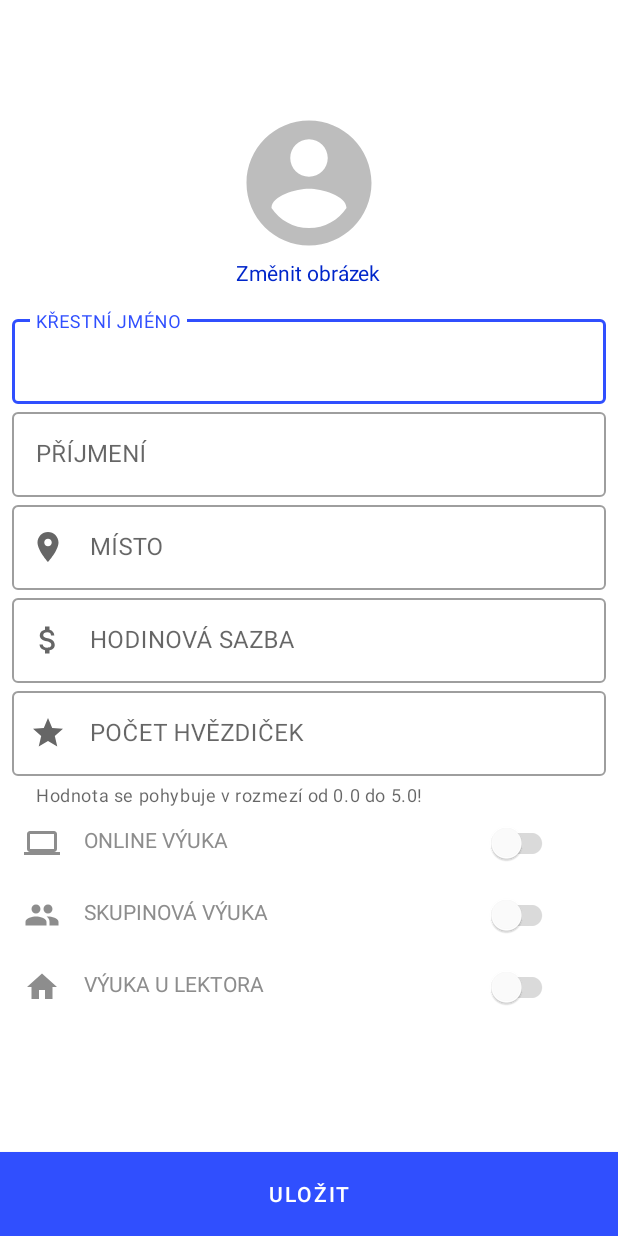
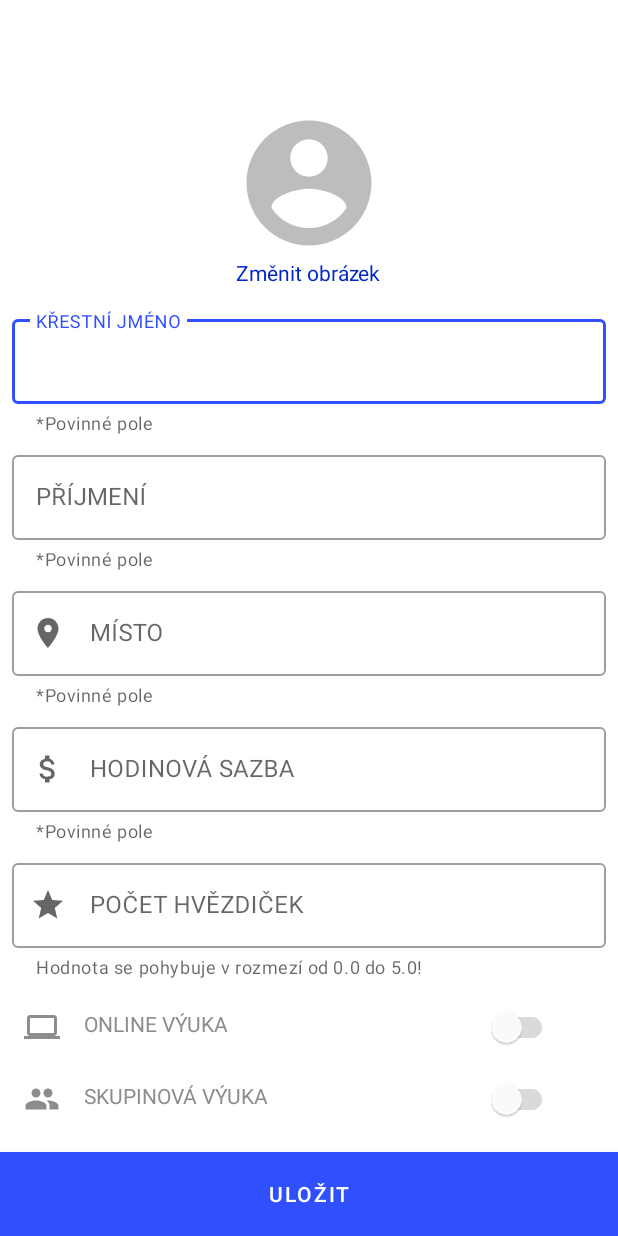
Before and after one commit to JecminekTomas/Edventure, an Android app: the layout content_add_edit_tutor.xml on its own in the app's theme, with its tools: preview values and no code run, on a phone screen of 412 x 824 dp. Run offline under Robolectric (Android 15) with nearby library versions, the phone set to English and light mode, and no system bars; plain views replace CircularImageView.

Commit message:
Fix: Some little details. Error handling good way.

```diff
--- a/App/src/main/res/layout/content_add_edit_tutor.xml
+++ b/App/src/main/res/layout/content_add_edit_tutor.xml
@@ -10,9 +10,10 @@
     <androidx.core.widget.NestedScrollView
         android:id="@+id/nestedScrollView"
         android:layout_width="match_parent"
-        android:layout_height="wrap_content"
+        android:layout_height="match_parent"
         android:paddingTop="?attr/actionBarSize"
-        app:layout_constraintTop_toTopOf="parent">
+        app:layout_constraintTop_toTopOf="parent"
+        >
 
         <LinearLayout
             android:layout_width="match_parent"
@@ -63,18 +64,23 @@
                     android:id="@+id/tutorChangePicture"
                     android:layout_width="wrap_content"
                     android:layout_height="wrap_content"
-                    android:text="@string/zmena_obrazku"
+                    android:text="@string/change_avatar"
                     android:textColor="@color/colorPrimaryDark" />
             </LinearLayout>
 
 
             <com.google.android.material.textfield.TextInputLayout
+                android:id="@+id/first_name_layout"
                 style="@style/Widget.MaterialComponents.TextInputLayout.OutlinedBox"
                 android:layout_width="match_parent"
                 android:layout_height="wrap_content"
+                app:errorEnabled="true"
+                app:helperTextEnabled="true"
+                app:helperText="@string/required_field"
                 android:layout_marginStart="@dimen/half_indentation"
                 android:layout_marginEnd="@dimen/half_indentation"
-                android:hint="@string/jmeno">
+                android:layout_marginBottom="@dimen/half_indentation"
+                android:hint="@string/first_name">
 
                 <com.google.android.material.textfield.TextInputEditText
                     android:id="@+id/first_name"
@@ -84,12 +90,17 @@
             </com.google.android.material.textfield.TextInputLayout>
 
             <com.google.android.material.textfield.TextInputLayout
+                android:id="@+id/last_name_layout"
                 style="@style/Widget.MaterialComponents.TextInputLayout.OutlinedBox"
                 android:layout_width="match_parent"
                 android:layout_height="wrap_content"
+                app:errorEnabled="true"
+                app:helperTextEnabled="true"
+                app:helperText="@string/required_field"
                 android:layout_marginStart="@dimen/half_indentation"
                 android:layout_marginEnd="@dimen/half_indentation"
-                android:hint="@string/prijmeni">
+                android:layout_marginBottom="@dimen/half_indentation"
+                android:hint="@string/last_name">
 
                 <com.google.android.material.textfield.TextInputEditText
                     android:id="@+id/last_name"
@@ -99,12 +110,17 @@
             </com.google.android.material.textfield.TextInputLayout>
 
             <com.google.android.material.textfield.TextInputLayout
+                android:id="@+id/place_layout"
                 style="@style/Widget.MaterialComponents.TextInputLayout.OutlinedBox"
                 android:layout_width="match_parent"
                 android:layout_height="wrap_content"
+                app:errorEnabled="true"
+                app:helperTextEnabled="true"
+                app:helperText="@string/required_field"
                 android:layout_marginStart="@dimen/half_indentation"
                 android:layout_marginEnd="@dimen/half_indentation"
-                android:hint="@string/misto_vyuky"
+                android:layout_marginBottom="@dimen/half_indentation"
+                android:hint="@string/place"
                 app:startIconDrawable="@drawable/ic_place_color_secondary_dark_24dp">
 
                 <com.google.android.material.textfield.TextInputEditText
@@ -115,16 +131,21 @@
             </com.google.android.material.textfield.TextInputLayout>
 
             <com.google.android.material.textfield.TextInputLayout
+                android:id="@+id/price_per_hour_layout"
                 style="@style/Widget.MaterialComponents.TextInputLayout.OutlinedBox"
                 android:layout_width="match_parent"
                 android:layout_height="wrap_content"
+                app:errorEnabled="true"
+                app:helperTextEnabled="true"
+                app:helperText="@string/required_field"
                 android:layout_marginStart="@dimen/half_indentation"
                 android:layout_marginEnd="@dimen/half_indentation"
-                android:hint="@string/hodinova_sazba"
+                android:layout_marginBottom="@dimen/half_indentation"
+                android:hint="@string/hour_rate"
                 app:startIconDrawable="@drawable/ic_attach_money_color_secondary_dark_24dp">
 
                 <com.google.android.material.textfield.TextInputEditText
-                    android:id="@+id/pricePerHour"
+                    android:id="@+id/price_per_hour"
                     android:layout_width="match_parent"
                     android:layout_height="wrap_content"
                     android:inputType="number" />
@@ -133,14 +154,17 @@
 
 
             <com.google.android.material.textfield.TextInputLayout
+                android:id="@+id/stars_layout"
                 style="@style/Widget.MaterialComponents.TextInputLayout.OutlinedBox"
                 android:layout_width="match_parent"
                 android:layout_height="wrap_content"
                 app:helperTextEnabled="true"
-                app:helperText="@string/rozmezi"
+                app:helperText="@string/range"
+                app:errorEnabled="true"
                 android:layout_marginStart="@dimen/half_indentation"
                 android:layout_marginEnd="@dimen/half_indentation"
-                android:hint="@string/pocet_hvezd"
+                android:layout_marginBottom="@dimen/half_indentation"
+                android:hint="@string/rating"
                 app:startIconDrawable="@drawable/ic_star_color_secondary_dark_24dp">
 
                 <com.google.android.material.textfield.TextInputEditText
@@ -164,7 +188,7 @@
                     android:layout_marginStart="@dimen/half_indentation"
                     android:drawableStart="@drawable/ic_computer_color_secondary_dark_24dp"
                     android:drawablePadding="@dimen/basic_indentation"
-                    android:text="@string/online_vyuka"
+                    android:text="@string/online_class"
                     android:textColor="?attr/colorSecondaryVariant"
                     app:layout_constraintBottom_toBottomOf="parent"
                     app:layout_constraintStart_toStartOf="parent"
@@ -195,7 +219,7 @@
                     android:layout_marginStart="@dimen/half_indentation"
                     android:drawableStart="@drawable/ic_group_color_secondary_dark_24dp"
                     android:drawablePadding="@dimen/basic_indentation"
-                    android:text="@string/skupinova_vyuka"
+                    android:text="@string/group_class"
                     android:textColor="?attr/colorSecondaryVariant"
                     app:layout_constraintBottom_toBottomOf="parent"
                     app:layout_constraintStart_toStartOf="parent"
@@ -226,7 +250,7 @@
                     android:layout_marginStart="@dimen/half_indentation"
                     android:drawableStart="@drawable/ic_home_color_dark_secondary_24dp"
                     android:drawablePadding="@dimen/basic_indentation"
-                    android:text="@string/vyuka_u_lektora"
+                    android:text="@string/home_class"
                     android:textColor="?attr/colorSecondaryVariant"
                     app:layout_constraintBottom_toBottomOf="parent"
                     app:layout_constraintStart_toStartOf="parent"
@@ -253,7 +277,8 @@
         android:background="@color/colorPrimary"
         android:clickable="true"
         android:focusable="true"
-        android:text="@string/ulozit"
+        android:text="@string/save"
+        app:cornerRadius="0dp"
         android:textColor="@color/white"
         android:layout_margin="0dp"
         app:layout_constraintBottom_toBottomOf="parent"
--- a/App/src/main/res/layout/dialog_choose_image_source.xml
+++ b/App/src/main/res/layout/dialog_choose_image_source.xml
@@ -28,7 +28,7 @@
             android:contentDescription="TODO" />
 
         <TextView
-            android:text="@string/vyfotografovat"
+            android:text="@string/take_picture"
             app:layout_constraintLeft_toRightOf="@id/cameraImage"
             app:layout_constraintTop_toTopOf="parent"
             app:layout_constraintBottom_toBottomOf="parent"
@@ -49,7 +49,7 @@
             android:contentDescription="TODO" />
 
         <TextView
-            android:text="@string/vybrat_z_galerie"
+            android:text="@string/choose_from_gallery"
             app:layout_constraintLeft_toRightOf="@id/galleryImage"
             app:layout_constraintTop_toTopOf="parent"
             app:layout_constraintBottom_toBottomOf="parent"
--- a/App/src/main/res/values/strings.xml
+++ b/App/src/main/res/values/strings.xml
@@ -11,22 +11,22 @@
     <string name="search">search</string>
     <string name="filter">filter</string>
     <string name="choose_teacher">Výběr učitele</string>
-    <string name="jmeno">KŘESTNÍ JMÉNO</string>
-    <string name="zmena_obrazku">Změnit obrázek</string>
-    <string name="misto_vyuky">MÍSTO</string>
-    <string name="hodinova_sazba">HODINOVÁ SAZBA</string>
-    <string name="online_vyuka">ONLINE VÝUKA</string>
+    <string name="first_name">KŘESTNÍ JMÉNO</string>
+    <string name="change_avatar">Změnit obrázek</string>
+    <string name="place">MÍSTO</string>
+    <string name="hour_rate">HODINOVÁ SAZBA</string>
+    <string name="online_class">ONLINE VÝUKA</string>
     <string name="avatar_description">avatar</string>
-    <string name="skupinova_vyuka">SKUPINOVÁ VÝUKA</string>
-    <string name="vyuka_u_lektora">VÝUKA U LEKTORA</string>
-    <string name="ulozit">Uložit</string>
+    <string name="group_class">SKUPINOVÁ VÝUKA</string>
+    <string name="home_class">VÝUKA U LEKTORA</string>
+    <string name="save">Uložit</string>
     <string name="select_image">Vyber obrázek</string>
-    <string name="pocet_hvezd">POČET HVĚZDIČEK</string>
-    <string name="prijmeni">PŘÍJMENÍ</string>
+    <string name="rating">POČET HVĚZDIČEK</string>
+    <string name="last_name">PŘÍJMENÍ</string>
     <string name="select_image_source">Vyberte zdroj obrázku</string>
-    <string name="povinne_pole">Povinné pole</string>
-    <string name="vyfotografovat">Vyfotografovat</string>
+    <string name="take_picture">Vyfotografovat</string>
     <string name="file_provider_path" translatable="false">com.example.tutorme.fileprovider</string>
-    <string name="vybrat_z_galerie">Vybrat z galerie</string>
-    <string name="rozmezi">Hodnota se pohybuje v rozmezí od 0.0 do 5.0!</string>
+    <string name="choose_from_gallery">Vybrat z galerie</string>
+    <string name="range">Hodnota se pohybuje v rozmezí od 0.0 do 5.0!</string>
+    <string name="required_field">*Povinné pole</string>
 </resources>
```
